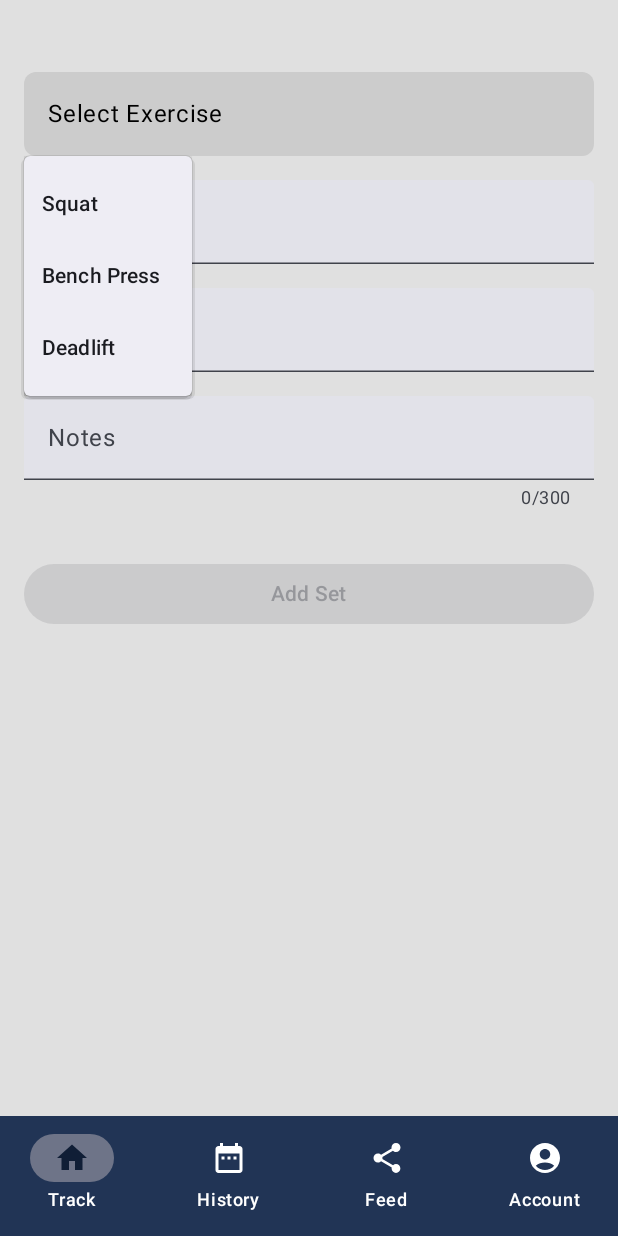
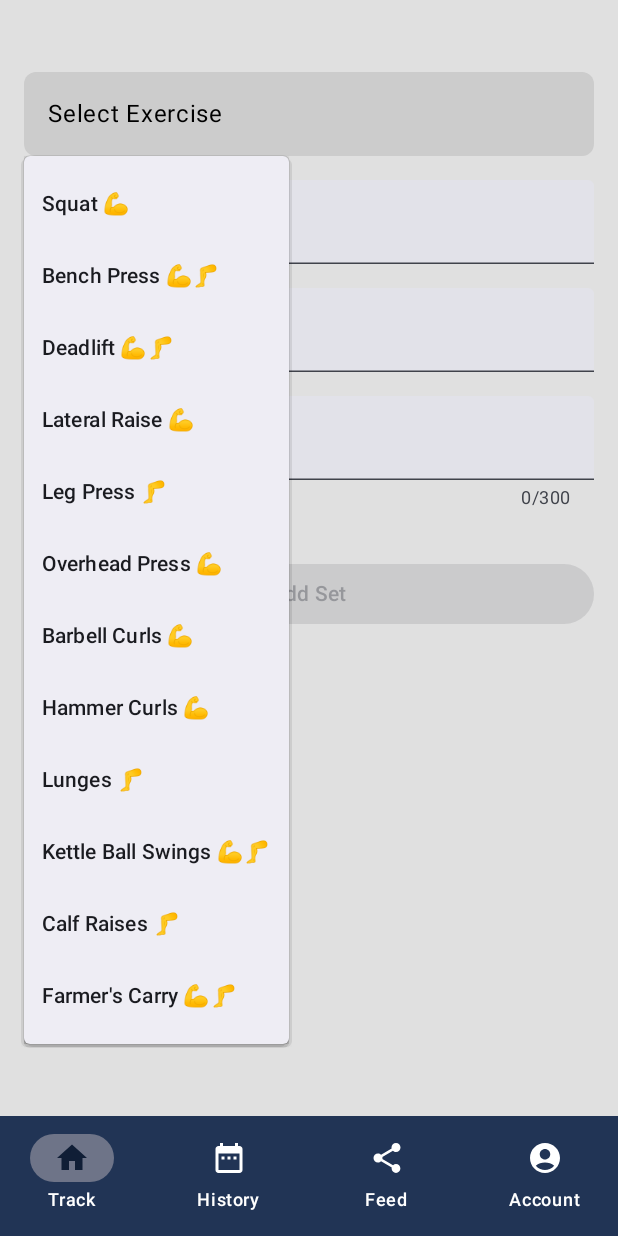
Before and after one commit to icomp4/PeakPhysique, an Android app built with Jetpack Compose: the TrackingScreen screen opened through its navigation route, after a tap on "Select Exercise", on a phone screen of 412 x 824 dp. Run offline under Robolectric (Android 15) with nearby library versions, the phone set to English and light mode, and no system bars; our stand-ins replace Room's generated code.

Commit message:
added more workouts with emoji to indicate workout

```diff
--- a/app/src/main/java/com/peakphysique/app/view/TrackingScreen.kt
+++ b/app/src/main/java/com/peakphysique/app/view/TrackingScreen.kt
@@ -33,7 +33,12 @@ fun TrackingScreen(
 ) {
     // UI State
     var exerciseType by remember { mutableStateOf("Select Exercise") }
-    val exerciseOptions = listOf("Squat", "Bench Press", "Deadlift")
+    val arm = "\uD83D\uDCAA"
+    val leg = "\uD83E\uDDB5"
+
+    val exerciseOptions = listOf("Squat $arm", "Bench Press $arm$leg", "Deadlift $arm$leg", "Lateral Raise $arm",
+                                 "Leg Press $leg", "Overhead Press $arm", "Barbell Curls $arm", "Hammer Curls $arm",
+                                 "Lunges $leg", "Kettle Ball Swings $arm$leg", "Calf Raises $leg", "Farmer's Carry $arm$leg")
     var expanded by remember { mutableStateOf(false) }
     var reps by remember { mutableStateOf("") }
     var weight by remember { mutableStateOf("") }
```
